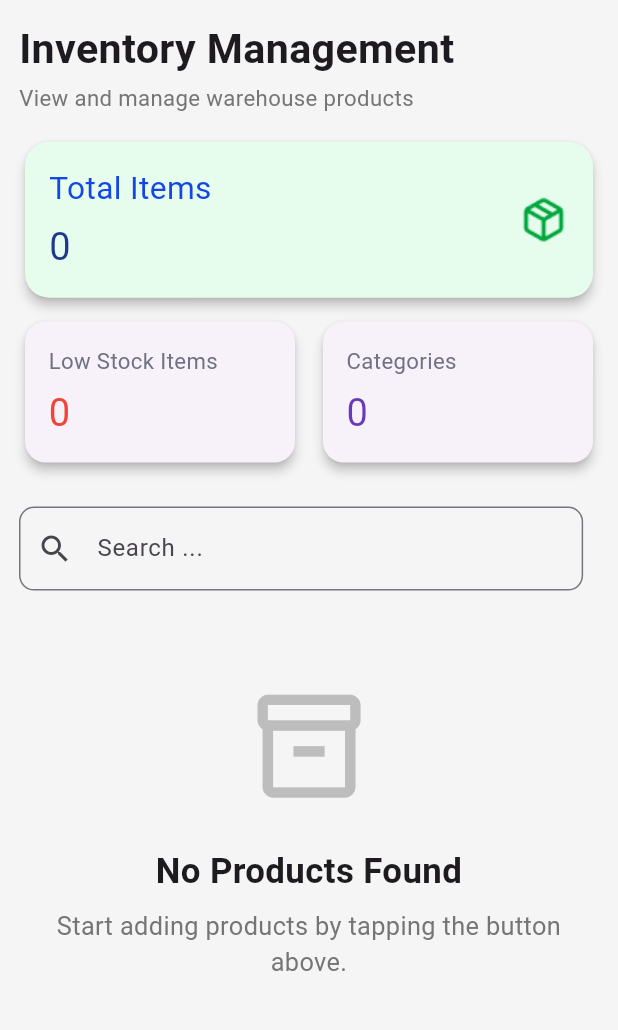
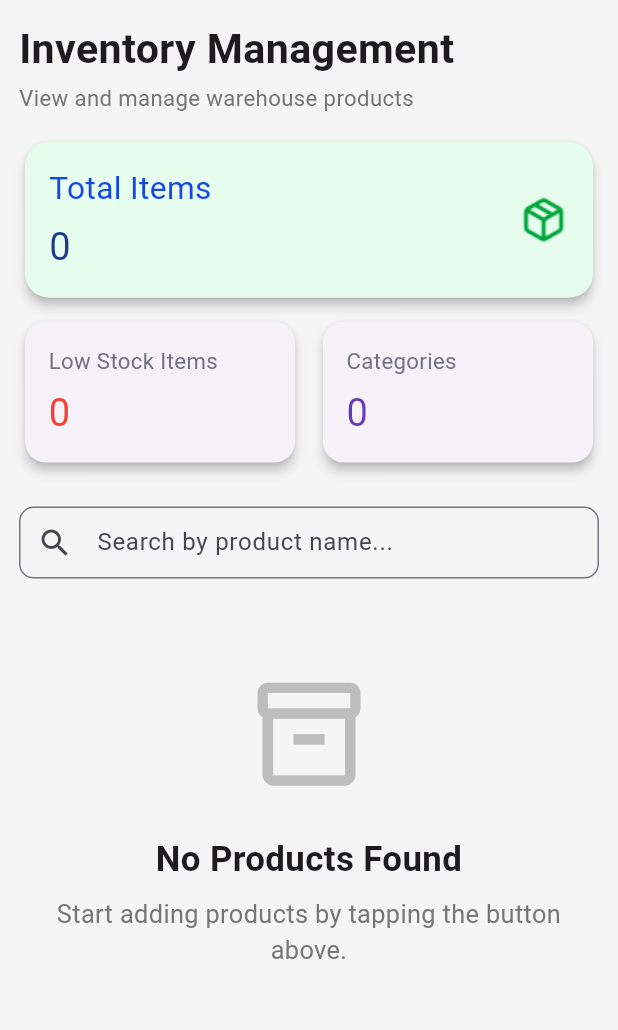
Before and after one commit to mo7amed-tarek/-graduation-_project, a Flutter app: the InventoryManagementScreen screen opened directly, on a phone screen of 412 x 824 dp, the part 102-1132 px from its top. Run offline on Flutter 3.47's test engine with Material 3 defaults, Android fonts, the phone set to English and light mode, and no system bars; our stand-ins replace flutter_screenutil, gap, percent_indicator, pin_code_fields, syncfusion_flutter_charts.

Commit message:
Enhance search functionality: update SearchFilter to accept onChanged callback and improve inventory and sales search queries

```diff
--- a/codecrefactos/lib/Inventory Management/screens/inventory_management_screen.dart
+++ b/codecrefactos/lib/Inventory Management/screens/inventory_management_screen.dart
@@ -117,8 +117,14 @@ class InventoryManagementScreen extends StatelessWidget {
               Gap(10.h),
 
               // Search Filter
-              const SearchFilter(showDropdown: false),
-              Gap(15.h),
+// ابحث عن هذا السطر في شاشة المخازن واستبدله
+              SearchFilter(
+                showDropdown: false,
+                onChanged: (value) {
+                  // هنا بنقوله لما تكتب، روح ابحث في موديل المخازن
+                  context.read<InventoryViewModel>().setSearchQuery(value);
+                },
+              ),              Gap(15.h),
 
               // Items List
               vm.items.isEmpty
--- a/codecrefactos/lib/Inventory Management/viewmodels/inventory_viewmodel.dart
+++ b/codecrefactos/lib/Inventory Management/viewmodels/inventory_viewmodel.dart
@@ -61,8 +61,8 @@ class InventoryViewModel extends ChangeNotifier {
         ..addAll(
           _items.where(
             (item) =>
-                item.name.toLowerCase().contains(_searchQuery)
-                // item.category.toLowerCase().contains(_searchQuery),
+                item.name.toLowerCase().contains(_searchQuery)||
+                item.category.toLowerCase().contains(_searchQuery),
           ),
         );
     }
--- a/codecrefactos/lib/views/sales/screens/sales_screen.dart
+++ b/codecrefactos/lib/views/sales/screens/sales_screen.dart
@@ -96,7 +96,13 @@ class _SalesScreenState extends State<SalesScreen> {
 
               Gap(16.h),
 
-              const SearchFilter(),
+              SearchFilter(
+                showDropdown: true, // أو حسب ما تحب
+                onChanged: (value) {
+                  // السطر ده هو اللي هيخلي السيرش يرجع يشتغل في السيلز
+                  context.read<SalesProvider>().setSearchQuery(value);
+                },
+              ),
               Gap(16.h),
 
               sales.isEmpty
--- a/codecrefactos/lib/views/sales/widget/search_filter.dart
+++ b/codecrefactos/lib/views/sales/widget/search_filter.dart
@@ -1,64 +1,50 @@
 import 'package:flutter/material.dart';
 import 'package:flutter_screenutil/flutter_screenutil.dart';
 import 'package:gap/gap.dart';
-import 'package:provider/provider.dart';
-import '../../../viewmodels/sales_provider.dart';
 
 class SearchFilter extends StatelessWidget {
   final bool showDropdown;
+  final Function(String)? onChanged; // أضفنا هذا السطر لاستقبال ميثود البحث
 
-  const SearchFilter({super.key, this.showDropdown = true});
+  const SearchFilter({super.key, this.showDropdown = true, this.onChanged});
 
   @override
   Widget build(BuildContext context) {
     return Row(
       children: [
         Expanded(
-          //
           child: TextField(
-            onChanged: (value) {
-              context.read<SalesProvider>().setSearchQuery(value);
-            },
-            //
+            onChanged: onChanged, // نستخدم الـ parameter هنا
             decoration: InputDecoration(
-              hintText: "Search ...",
+              hintText: "Search by product name...",
               prefixIcon: const Icon(Icons.search),
+              contentPadding: EdgeInsets.symmetric(vertical: 10.h),
               border: OutlineInputBorder(
-                borderRadius: BorderRadius.circular(10),
+                borderRadius: BorderRadius.circular(10.r),
               ),
             ),
           ),
         ),
-        Gap(10.w),
-        Visibility(
-          visible: showDropdown,
-          child: Container(
+        if (showDropdown) ...[
+          Gap(10.w),
+          Container(
             padding: EdgeInsets.symmetric(horizontal: 12.w),
             decoration: BoxDecoration(
               border: Border.all(color: Colors.grey),
-              borderRadius: BorderRadius.circular(10),
+              borderRadius: BorderRadius.circular(10.r),
             ),
-            child: DropdownButton(
+            child: DropdownButton<String>(
               value: "All Categories",
               underline: const SizedBox(),
               items: const [
-                DropdownMenuItem(
-                  value: "All Categories",
-                  child: Text("All Categories"),
-                ),
-                DropdownMenuItem(
-                  value: "Electronics",
-                  child: Text("Electronics"),
-                ),
-                DropdownMenuItem(
-                  value: "Office Supplies",
-                  child: Text("Office Supplies"),
-                ),
+                DropdownMenuItem(value: "All Categories", child: Text("All Categories")),
+                DropdownMenuItem(value: "Electronics", child: Text("Electronics")),
+                DropdownMenuItem(value: "Office Supplies", child: Text("Office Supplies")),
               ],
               onChanged: (value) {},
             ),
           ),
-        ),
+        ],
       ],
     );
   }
```
